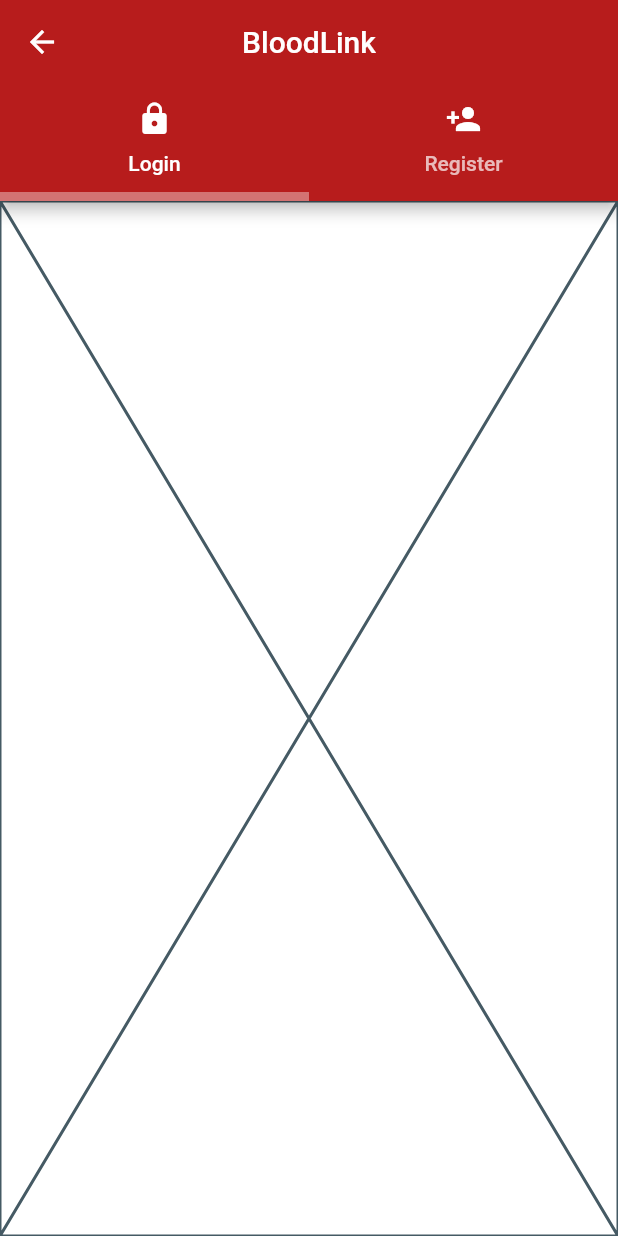
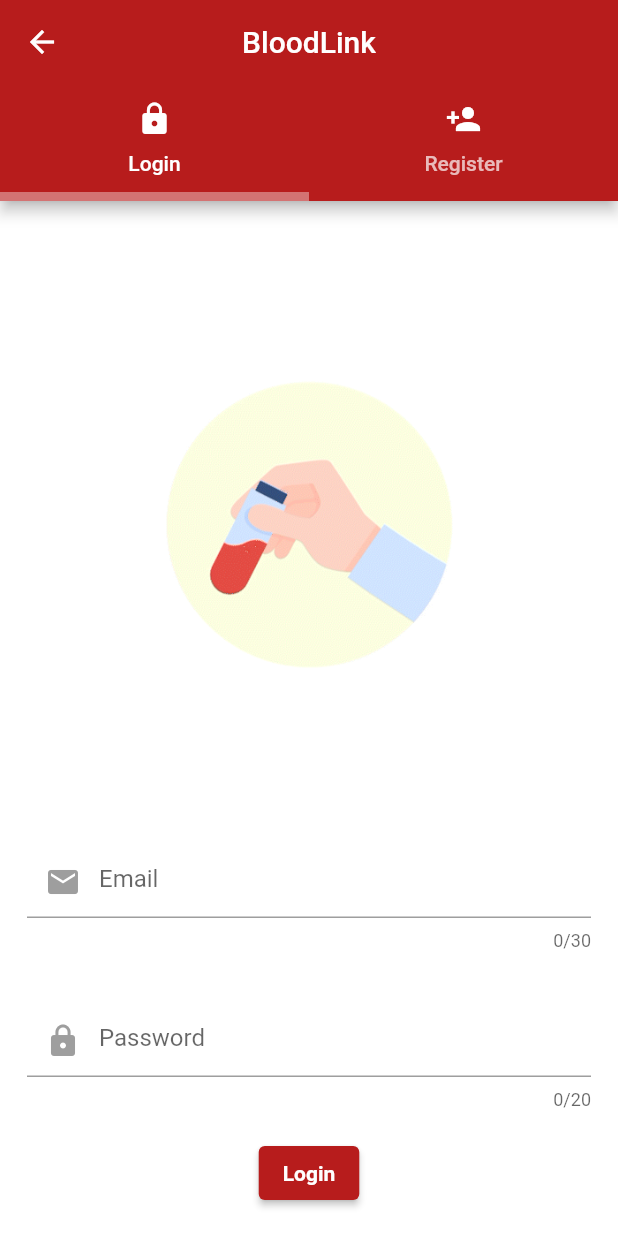
Before and after one commit to TinuBose/blood_link, a Flutter app: the screen it shows after launch, on a phone screen of 412 x 824 dp. Run offline on Flutter 3.47's test engine with Material 2 defaults, Android fonts, the phone set to English and light mode, and no system bars.

Commit message:
created login form and added bllod group in register

```diff
--- a/lib/authentication/login.dart
+++ b/lib/authentication/login.dart
@@ -1,3 +1,4 @@
+import 'package:blood_link/widgets/custom_text_field.dart';
 import 'package:flutter/material.dart';
 
 class LoginScreen extends StatefulWidget {
@@ -7,9 +8,59 @@ class LoginScreen extends StatefulWidget {
   State<LoginScreen> createState() => _LoginScreenState();
 }
 
+final GlobalKey<FormState> _formkey = GlobalKey<FormState>();
+TextEditingController emailController = TextEditingController();
+TextEditingController passwordController = TextEditingController();
+
 class _LoginScreenState extends State<LoginScreen> {
   @override
   Widget build(BuildContext context) {
-    return const Placeholder();
+    return SingleChildScrollView(
+      child: Column(
+        mainAxisSize: MainAxisSize.max,
+        children: [
+          Container(
+            alignment: Alignment.topCenter,
+            padding: const EdgeInsets.all(100),
+            child: Image.asset("images/BLOOD3.gif"),
+          ),
+          Form(
+            key: _formkey,
+            child: Column(
+              children: [
+                CustomTextField(
+                  data: Icons.email,
+                  controller: emailController,
+                  hintText: "Email",
+                  isObscre: false,
+                  maxlength: 30,
+                ),
+                CustomTextField(
+                  data: Icons.lock,
+                  controller: passwordController,
+                  hintText: "Password",
+                  isObscre: true,
+                  maxlength: 20,
+                ),
+                ElevatedButton(
+                  onPressed: () => print("Logged in"),
+                  style: ElevatedButton.styleFrom(
+                    primary: Colors.red[900],
+                  ),
+                  child: const Text(
+                    "Login",
+                    style: TextStyle(
+                        color: Colors.white, fontWeight: FontWeight.bold),
+                  ),
+                ),
+                const SizedBox(
+                  height: 10,
+                ),
+              ],
+            ),
+          ),
+        ],
+      ),
+    );
   }
 }
--- a/lib/authentication/register.dart
+++ b/lib/authentication/register.dart
@@ -1,3 +1,4 @@
+import 'package:blood_link/widgets/custom_dropdown_field.dart';
 import 'package:blood_link/widgets/custom_text_field.dart';
 import 'package:flutter/material.dart';
 
@@ -54,6 +55,7 @@ class _RegisterScreenState extends State<RegisterScreen> {
                   maxlength: 10,
                   textInputType: TextInputType.phone,
                 ),
+                DropButton(),
                 CustomTextField(
                   data: Icons.email,
                   controller: emailController,
--- a/lib/widgets/custom_dropdown_field.dart
+++ b/lib/widgets/custom_dropdown_field.dart
@@ -1,11 +1,11 @@
 import 'package:flutter/material.dart';
 
-class DropDownButton extends StatefulWidget {
+class DropButton extends StatefulWidget {
   @override
-  State<DropDownButton> createState() => _DropDownButtonState();
+  State<DropButton> createState() => _DropDownButtonState();
 }
 
-class _DropDownButtonState extends State<DropDownButton> {
+class _DropDownButtonState extends State<DropButton> {
   final bloodGroups = [
     'A+',
     'A-',
@@ -29,10 +29,12 @@ class _DropDownButtonState extends State<DropDownButton> {
         padding: const EdgeInsets.all(8),
         margin: const EdgeInsets.all(10),
         child: DropdownButtonFormField(
+            icon: const Icon(Icons.bloodtype),
+            hint: const Text("Select Your Blood Group"),
             items: bloodGroups
                 .map((e) => DropdownMenuItem(
+                      value: e,
                       child: Text(e),
-                      value: e,
                     ))
                 .toList(),
             onChanged: (val) {
```
